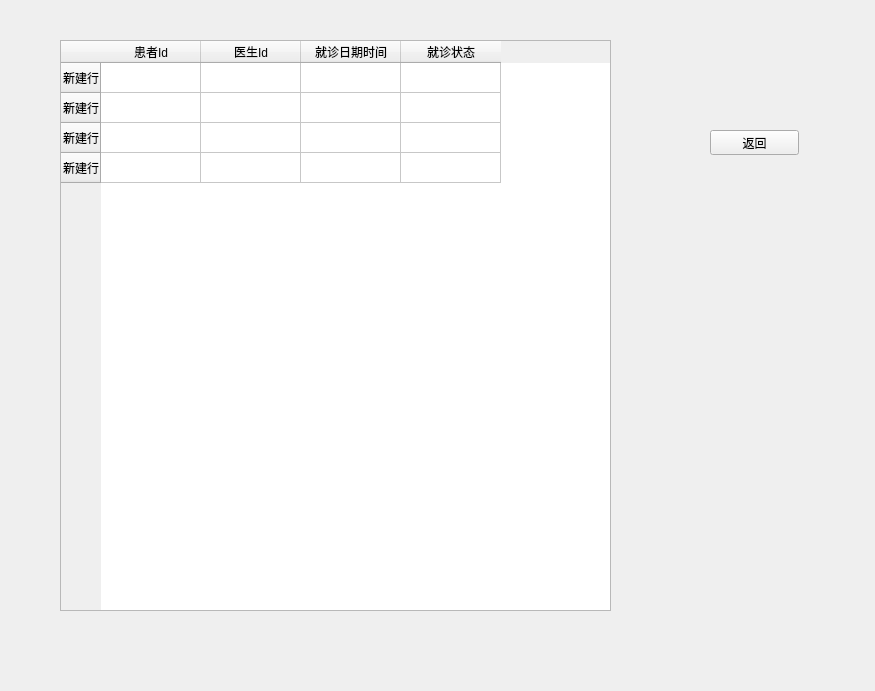
This is ui/ViewRegistration.ui in BottleOfErie/SmartHospital as Qt 5 draws it before an edit. The edited form follows.
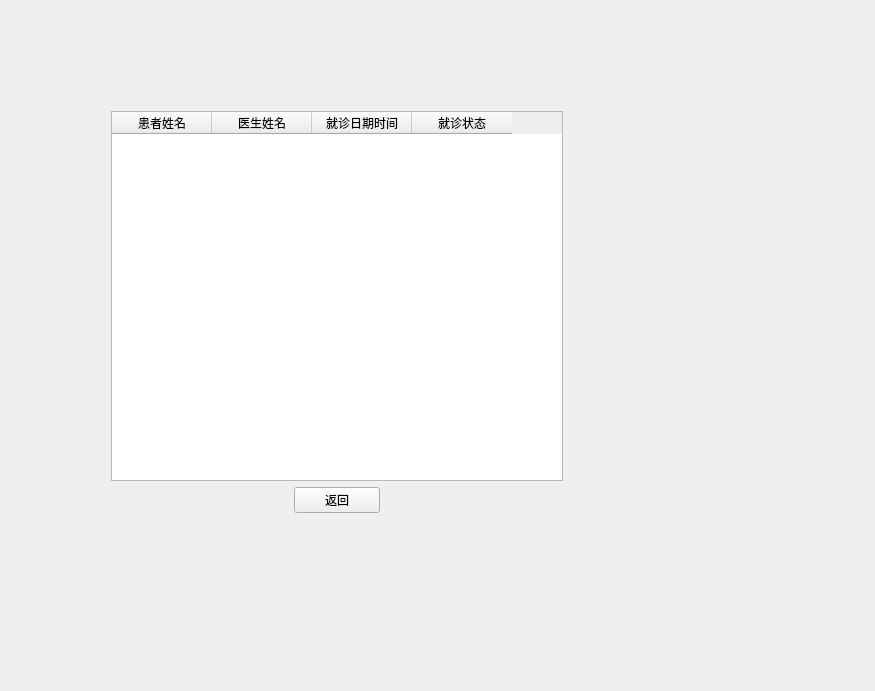
This is the edited form. Icons and pictures are not drawn.

```diff
--- a/ui/ViewRegistration.ui
+++ b/ui/ViewRegistration.ui
@@ -13,43 +13,34 @@
   <property name="windowTitle">
    <string>Form</string>
   </property>
+  <property name="styleSheet">
+   <string notr="true">#ViewRegistration{border-image: url(:/images/06.jpg);}</string>
+  </property>
+  <layout class="QGridLayout" name="gridLayout">
+   <item row="0" column="0">
+    <layout class="QVBoxLayout" name="verticalLayout">
+     <property name="leftMargin">
+      <number>100</number>
+     </property>
+     <property name="topMargin">
+      <number>100</number>
+     </property>
+     <property name="rightMargin">
+      <number>301</number>
+     </property>
+     <property name="bottomMargin">
+      <number>167</number>
+     </property>
+     <item>
   <widget class="QTableWidget" name="tableWidget">
-   <property name="geometry">
-    <rect>
-     <x>60</x>
-     <y>40</y>
-     <width>551</width>
-     <height>571</height>
-    </rect>
-   </property>
-   <row>
-    <property name="text">
-     <string>新建行</string>
-    </property>
-   </row>
-   <row>
-    <property name="text">
-     <string>新建行</string>
-    </property>
-   </row>
-   <row>
-    <property name="text">
-     <string>新建行</string>
-    </property>
-   </row>
-   <row>
-    <property name="text">
-     <string>新建行</string>
-    </property>
-   </row>
    <column>
     <property name="text">
-     <string>患者Id</string>
+         <string>患者姓名</string>
     </property>
    </column>
    <column>
     <property name="text">
-     <string>医生Id</string>
+         <string>医生姓名</string>
     </property>
    </column>
    <column>
@@ -63,19 +54,49 @@
     </property>
    </column>
   </widget>
+     </item>
+     <item>
+      <layout class="QHBoxLayout" name="horizontalLayout">
+       <item>
+        <widget class="QLabel" name="label_4">
+         <property name="text">
+          <string/>
+         </property>
+        </widget>
+       </item>
+       <item>
+        <widget class="QLabel" name="label_2">
+         <property name="text">
+          <string/>
+         </property>
+        </widget>
+       </item>
+       <item>
   <widget class="QPushButton" name="pushButton">
-   <property name="geometry">
-    <rect>
-     <x>710</x>
-     <y>130</y>
-     <width>89</width>
-     <height>25</height>
-    </rect>
-   </property>
    <property name="text">
     <string>返回</string>
    </property>
   </widget>
+       </item>
+       <item>
+        <widget class="QLabel" name="label">
+         <property name="text">
+          <string/>
+         </property>
+        </widget>
+       </item>
+       <item>
+        <widget class="QLabel" name="label_3">
+         <property name="text">
+          <string/>
+         </property>
+        </widget>
+       </item>
+      </layout>
+     </item>
+    </layout>
+   </item>
+  </layout>
  </widget>
  <resources/>
  <connections/>
```
Left out of the diff: 2 changed lines with no effect on the pictures. Lines whose indentation alone changed are shown as unchanged.
